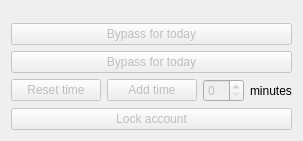
First picture: the form in ui/grant.ui, repository simgunz/timekpr, before the edit.
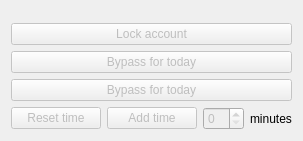
Second picture: the form after the edit.

```diff
--- a/ui/grant.ui
+++ b/ui/grant.ui
@@ -27,6 +27,16 @@
      </property>
     </spacer>
    </item>
+   <item>
+    <widget class="QPushButton" name="btnLockAccount">
+     <property name="enabled">
+      <bool>false</bool>
+     </property>
+     <property name="text">
+      <string>Lock account</string>
+     </property>
+    </widget>
+   </item>
    <item>
     <widget class="QPushButton" name="btnLimitBypass">
      <property name="enabled">
@@ -113,16 +123,6 @@
      </item>
     </layout>
    </item>
-   <item>
-    <widget class="QPushButton" name="btnLockAccount">
-     <property name="enabled">
-      <bool>false</bool>
-     </property>
-     <property name="text">
-      <string>Lock account</string>
-     </property>
-    </widget>
-   </item>
   </layout>
  </widget>
  <resources/>
```
